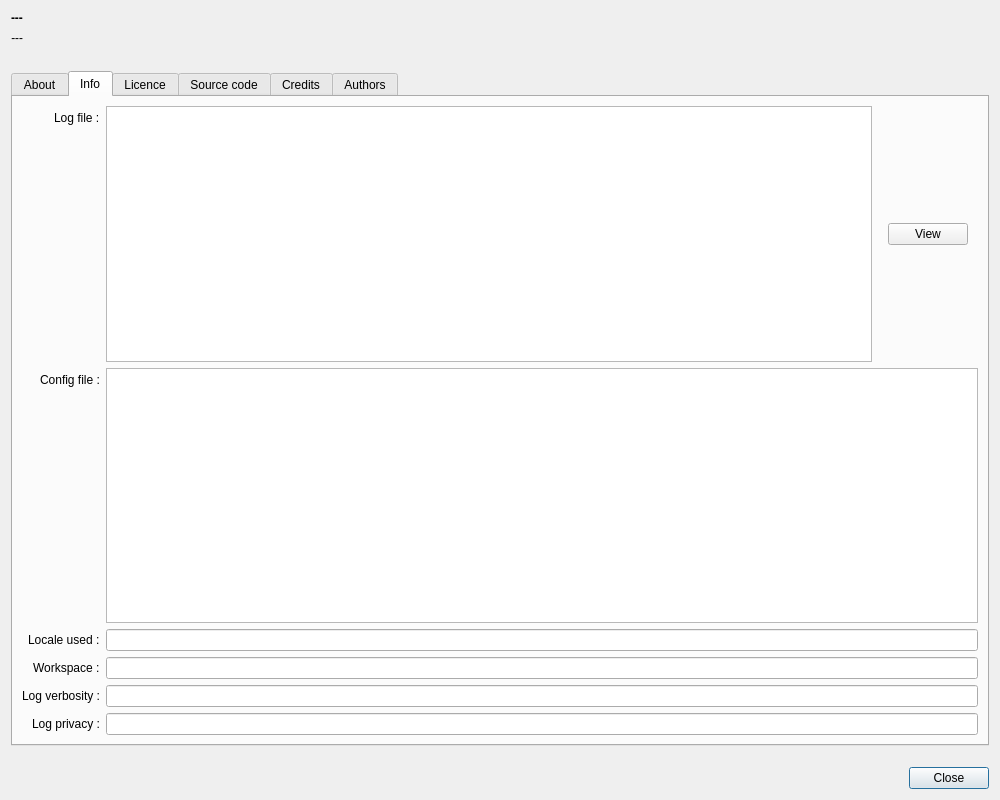
This is src/aboutdialog.ui in redmoon1945/gbp as Qt 5 draws it before an edit. The edited form follows.
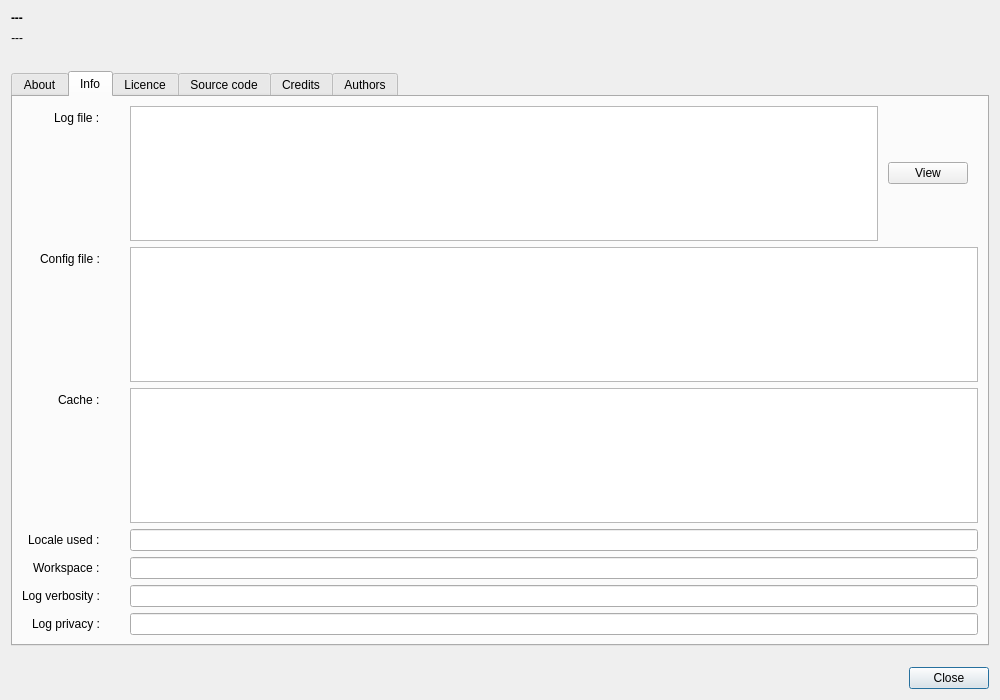
This is the edited form.

```diff
--- a/src/aboutdialog.ui
+++ b/src/aboutdialog.ui
@@ -7,7 +7,7 @@
     <x>0</x>
     <y>0</y>
     <width>1000</width>
-    <height>800</height>
+    <height>700</height>
    </rect>
   </property>
   <property name="windowTitle">
@@ -111,6 +111,9 @@
           <layout class="QVBoxLayout" name="verticalLayout_7">
            <item>
             <layout class="QFormLayout" name="formLayout">
+             <property name="horizontalSpacing">
+              <number>30</number>
+             </property>
              <property name="labelAlignment">
               <set>Qt::AlignmentFlag::AlignRight|Qt::AlignmentFlag::AlignTrailing|Qt::AlignmentFlag::AlignVCenter</set>
              </property>
@@ -178,21 +181,32 @@
                </property>
               </widget>
              </item>
-             <item row="1" column="1">
-              <widget class="QPlainTextEdit" name="configFilePlainTextEdit">
-               <property name="readOnly">
-                <bool>true</bool>
-               </property>
-              </widget>
-             </item>
              <item row="2" column="0">
+              <widget class="QLabel" name="label_3">
+               <property name="text">
+                <string>Cache :</string>
+               </property>
+              </widget>
+             </item>
+             <item row="2" column="1">
+              <layout class="QHBoxLayout" name="horizontalLayout_5">
+               <item>
+                <widget class="QTextEdit" name="cachePlainTextEdit">
+                 <property name="readOnly">
+                  <bool>true</bool>
+                 </property>
+                </widget>
+               </item>
+              </layout>
+             </item>
+             <item row="3" column="0">
               <widget class="QLabel" name="label_4">
                <property name="text">
                 <string>Locale used :</string>
                </property>
               </widget>
              </item>
-             <item row="2" column="1">
+             <item row="3" column="1">
               <layout class="QHBoxLayout" name="horizontalLayout_2">
                <item>
                 <widget class="QLineEdit" name="localeLineEdit">
@@ -203,14 +217,14 @@
                </item>
               </layout>
              </item>
-             <item row="3" column="0">
+             <item row="4" column="0">
               <widget class="QLabel" name="label_5">
                <property name="text">
                 <string>Workspace :</string>
                </property>
               </widget>
              </item>
-             <item row="3" column="1">
+             <item row="4" column="1">
               <layout class="QHBoxLayout" name="horizontalLayout_4">
                <item>
                 <widget class="QLineEdit" name="workspaceLineEdit">
@@ -221,38 +235,62 @@
                </item>
               </layout>
              </item>
-             <item row="4" column="0">
+             <item row="5" column="0">
               <widget class="QLabel" name="label_logVerbosity">
                <property name="text">
                 <string>Log verbosity :</string>
                </property>
               </widget>
              </item>
-             <item row="4" column="1">
+             <item row="5" column="1">
               <widget class="QLineEdit" name="logVerbosityLineEdit">
                <property name="readOnly">
                 <bool>true</bool>
                </property>
               </widget>
              </item>
-             <item row="5" column="0">
+             <item row="6" column="0">
               <widget class="QLabel" name="label_logPrivacy">
                <property name="text">
                 <string>Log privacy :</string>
                </property>
               </widget>
              </item>
-             <item row="5" column="1">
+             <item row="6" column="1">
               <widget class="QLineEdit" name="logPrivacyLineEdit">
                <property name="readOnly">
                 <bool>true</bool>
                </property>
               </widget>
              </item>
+             <item row="1" column="1">
+              <layout class="QHBoxLayout" name="horizontalLayout_7">
+               <item>
+                <widget class="QPlainTextEdit" name="configFilePlainTextEdit">
+                 <property name="readOnly">
+                  <bool>true</bool>
+                 </property>
+                </widget>
+               </item>
+              </layout>
+             </item>
             </layout>
            </item>
           </layout>
          </item>
+         <item>
+          <spacer name="verticalSpacer_3">
+           <property name="orientation">
+            <enum>Qt::Orientation::Vertical</enum>
+           </property>
+           <property name="sizeHint" stdset="0">
+            <size>
+             <width>20</width>
+             <height>40</height>
+            </size>
+           </property>
+          </spacer>
+         </item>
         </layout>
        </widget>
        <widget class="QWidget" name="license">
```
Left out of the diff: 2 changed lines with no effect on the pictures.
